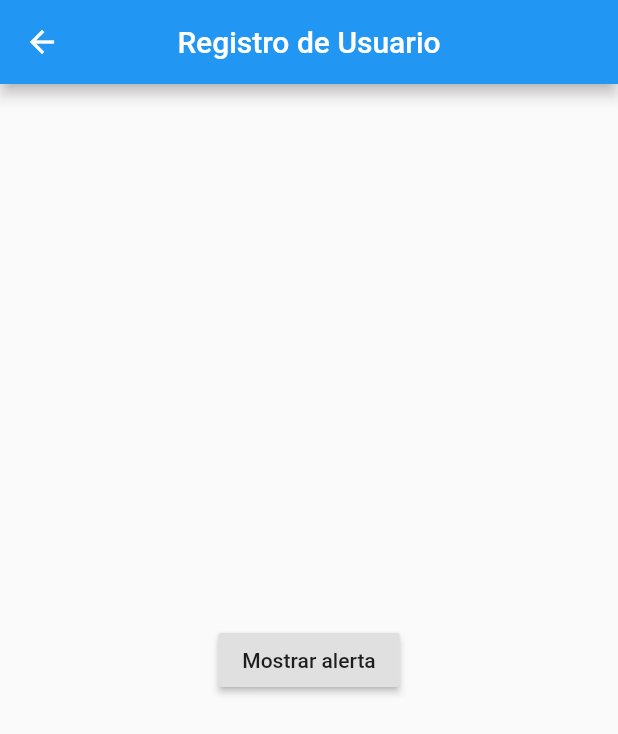
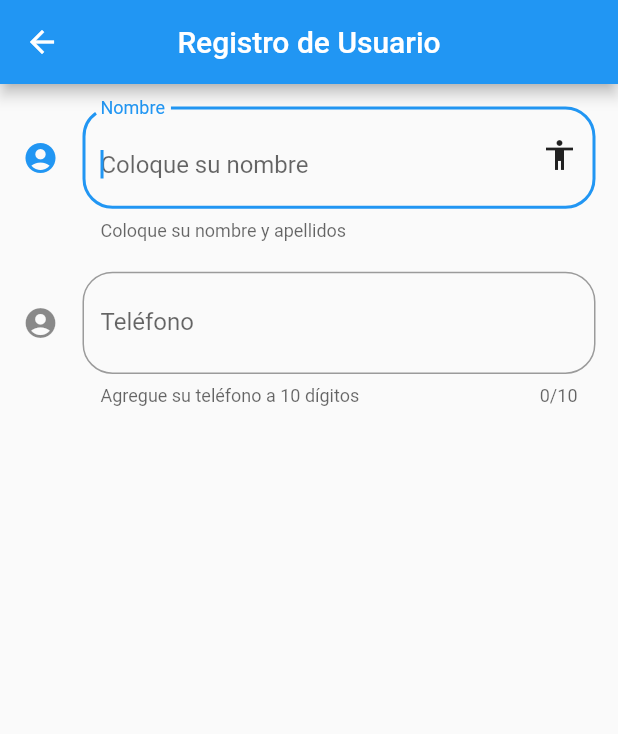
Before and after one commit to JavierSLX/Registro-Basico, a Flutter app: the RegisterPage screen opened by its route, on a phone screen of 412 x 824 dp. Shown: the top 734 px of the screen. Run offline on Flutter 3.47's test engine with Material 2 defaults, Android fonts, the phone set to English and light mode, and no system bars.

Commit message:
Creando TextFields personalizados

```diff
--- a/lib/src/pages/RegisterPage.dart
+++ b/lib/src/pages/RegisterPage.dart
@@ -1,5 +1,6 @@
 import 'package:flutter/material.dart';
 import 'package:registro_basico/widgets/Dialog.dart';
+import 'package:registro_basico/widgets/Input.dart';
 
 class RegisterPage extends StatefulWidget {
   @override
@@ -7,17 +8,53 @@ class RegisterPage extends StatefulWidget {
 }
 
 class _RegisterPageState extends State<RegisterPage> {
+
+  int count = 0;
+  String telefono;
+  String nombre;
+
   @override
   Widget build(BuildContext context) {
+
+    //Instancia el input
+    InputDart input = InputDart();
+
     return Scaffold(
       appBar: AppBar(
         title: Text("Registro de Usuario"),
         centerTitle: true,
       ),
-      body: Center(
-        child: RaisedButton(
-          child: Text("Mostrar alerta"),
-          onPressed: () => mostrarAlerta(context),
+      //Agrega un widget padding para darle espacio a los elementos y dentro una columna con los widgets
+      body: Padding(
+        padding: EdgeInsets.all(15),
+        child: Column(
+          children: <Widget>[
+            //Crea un TextField personalizado para el nombre
+            input.getTextField(
+              isFocus: true,
+              hint: "Coloque su nombre",
+              etiqueta: "Nombre",
+              ayuda: "Coloque su nombre y apellidos",
+              callback: (texto){
+                nombre = texto;
+              }
+            ),
+            SizedBox(height: 20,),
+            //Crea un TextField personalizado para el telefono
+            input.getTextField(
+              counter: count,
+              hint: "Coloque su número telefónico",
+              etiqueta: "Teléfono",
+              ayuda: "Agregue su teléfono a 10 dígitos",
+              maximo: 10,
+              callback: (texto){
+                setState(() {
+                  count = texto != null ? texto.length : 0;
+                  telefono = texto;
+                });
+              }
+            )
+          ],
         ),
       ),
     );
--- /dev/null
+++ b/lib/widgets/Input.dart
@@ -0,0 +1,31 @@
+import 'package:flutter/material.dart';
+
+class InputDart
+{
+  Widget getTextField({bool isFocus = false, int counter = 0, String hint, String etiqueta, String ayuda, void Function(String) callback, int maximo = 0})
+  {
+    return TextField(
+      //Se pone el foco al iniciar
+      autofocus: isFocus,
+      //Capitalizacion de las palabras que se colocan
+      textCapitalization: TextCapitalization.words,
+      //Coloca un borde, una leyenda, una sugerencia, una etiqueta, texto de ayuda, un icono al inicio y al final
+      decoration: InputDecoration(
+        border: OutlineInputBorder(
+          borderRadius: BorderRadius.circular(20)
+        ),
+        //Iconos, contador, etiqueta, texto y ayuda
+        counter: counter != 0 ? Text("Letras: $counter") : null,
+        hintText: hint != null ? hint : null,
+        labelText: etiqueta != null ? etiqueta : null,
+        helperText: ayuda != null ? ayuda : null,
+        suffix: Icon(Icons.accessibility),
+        icon: Icon(Icons.account_circle),
+      ),
+      //Tamaño maximo permitido de la caja
+      maxLength: maximo != 0 ? maximo : null,
+      //Cuando cambia el texto que contiene
+      onChanged: callback,
+    );
+  }
+}
```
